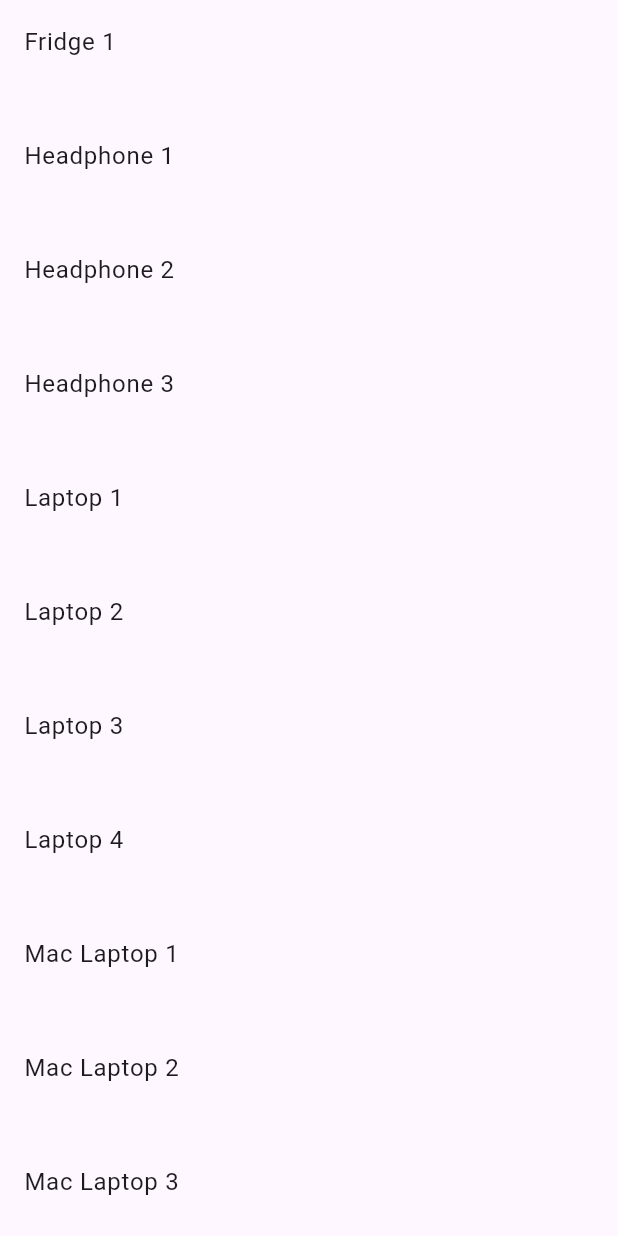
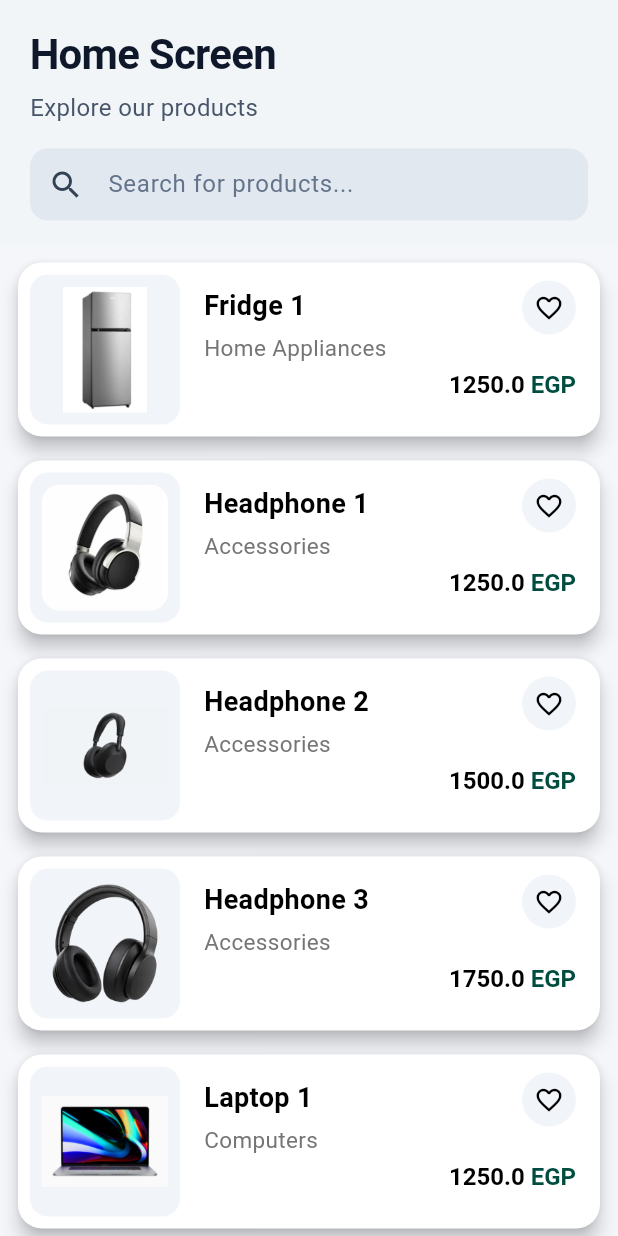
Before and after one commit to Ziad-Yaseen/nti_e-commerce, a Flutter app: the HomeView screen opened directly, on a phone screen of 412 x 824 dp. Run offline on Flutter 3.47's test engine with Material 3 defaults, Android fonts, the phone set to English and light mode, and no system bars.

Commit message:
finish ui

```diff
--- a/lib/app.dart
+++ b/lib/app.dart
@@ -6,6 +6,9 @@ class ECommerceApp extends StatelessWidget {
 
   @override
   Widget build(BuildContext context) {
-    return const MaterialApp(home: WelcomeView());
+    return const MaterialApp(
+      debugShowCheckedModeBanner: false,
+      home: WelcomeView(),
+    );
   }
 }
--- a/lib/features/home/screens/home_view.dart
+++ b/lib/features/home/screens/home_view.dart
@@ -1,5 +1,7 @@
 import 'package:flutter/material.dart';
 import 'package:nti_e_commerce/data/products.dart';
+import 'package:nti_e_commerce/features/home/widgets/home_custom_app_bar.dart';
+import 'package:nti_e_commerce/features/home/widgets/item_widget_view.dart';
 
 class HomeView extends StatelessWidget {
   const HomeView({super.key});
@@ -7,11 +9,24 @@ class HomeView extends StatelessWidget {
   @override
   Widget build(BuildContext context) {
     return Scaffold(
-      body: ListView.separated(
-        itemCount: items.length,
-        separatorBuilder: (context, index) => SizedBox(height: 20),
-        itemBuilder: (context, index) =>
-            ListTile(title: Text(items[index].name)),
+      backgroundColor: Color(0xFFF4F6FA),
+      appBar: CustomHeaderAppBar(),
+      body: Column(
+        children: [
+          Expanded(
+            child: ListView.separated(
+              padding: EdgeInsets.all(8),
+              itemCount: items.length,
+              separatorBuilder: (context, index) => SizedBox(height: 8),
+              itemBuilder: (context, index) => ItemWidgetView(
+                title: items[index].name,
+                image: items[index].imageUrl,
+                category: items[index].category,
+                price: items[index].price.toString(),
+              ),
+            ),
+          ),
+        ],
       ),
     );
   }
--- /dev/null
+++ b/lib/features/home/widgets/home_custom_app_bar.dart
@@ -0,0 +1,60 @@
+import 'package:flutter/material.dart';
+
+class CustomHeaderAppBar extends StatelessWidget
+    implements PreferredSizeWidget {
+  const CustomHeaderAppBar({super.key});
+
+  @override
+  Widget build(BuildContext context) {
+    return Container(
+      color: const Color(0xFFF2F5F8),
+      padding: EdgeInsets.only(
+        top: MediaQuery.of(context).padding.top + 16.0,
+        left: 20.0,
+        right: 20.0,
+        bottom: 16.0,
+      ),
+      child: Column(
+        mainAxisSize: MainAxisSize.min,
+        crossAxisAlignment: CrossAxisAlignment.start,
+        children: [
+          const Text(
+            'Home Screen',
+            style: TextStyle(
+              fontSize: 28,
+              fontWeight: FontWeight.bold,
+              color: Color(0xFF0F172A),
+              letterSpacing: -0.5,
+            ),
+          ),
+          const SizedBox(height: 4),
+          const Text(
+            'Explore our products',
+            style: TextStyle(fontSize: 16, color: Color(0xFF475569)),
+          ),
+          const SizedBox(height: 16),
+          TextField(
+            decoration: InputDecoration(
+              hintText: 'Search for products...',
+              hintStyle: const TextStyle(
+                color: Color(0xFF64748B),
+                fontSize: 16,
+              ),
+              prefixIcon: const Icon(Icons.search, color: Color(0xFF334155)),
+              filled: true,
+              fillColor: const Color(0xFFE2E8F0),
+              contentPadding: const EdgeInsets.symmetric(vertical: 0),
+              border: OutlineInputBorder(
+                borderRadius: BorderRadius.circular(12),
+                borderSide: BorderSide.none,
+              ),
+            ),
+          ),
+        ],
+      ),
+    );
+  }
+
+  @override
+  Size get preferredSize => const Size.fromHeight(180);
+}
--- a/lib/features/home/widgets/item_widget_view.dart
+++ b/lib/features/home/widgets/item_widget_view.dart
@@ -1,10 +1,123 @@
 import 'package:flutter/material.dart';
 
 class ItemWidgetView extends StatelessWidget {
-  const ItemWidgetView({super.key});
+  const ItemWidgetView({
+    super.key,
+    required this.title,
+    required this.image,
+    required this.category,
+    required this.price,
+  });
+
+  final String title;
+  final String image;
+  final String category;
+  final String price;
 
   @override
   Widget build(BuildContext context) {
-    return Container();
+    return Card(
+      color: Colors.white,
+      elevation: 5,
+      shape: RoundedRectangleBorder(borderRadius: BorderRadius.circular(16)),
+      child: Padding(
+        padding: const EdgeInsets.all(8.0),
+        child: Row(
+          crossAxisAlignment: CrossAxisAlignment.start,
+          children: [
+            Container(
+              width: 100,
+              height: 100,
+              decoration: BoxDecoration(
+                color: const Color(0xFFF1F5F9),
+                borderRadius: BorderRadius.circular(12),
+              ),
+              child: Padding(
+                padding: const EdgeInsets.all(8.0),
+                child: ClipRRect(
+                  borderRadius: BorderRadiusGeometry.circular(12),
+                  child: Image.asset(image, fit: BoxFit.contain),
+                ),
+              ),
+            ),
+            const SizedBox(width: 16),
+
+            Expanded(
+              child: Padding(
+                padding: const EdgeInsets.symmetric(vertical: 8.0),
+                child: Column(
+                  crossAxisAlignment: CrossAxisAlignment.start,
+                  children: [
+                    Text(
+                      title,
+                      style: const TextStyle(
+                        fontSize: 18,
+                        fontWeight: FontWeight.bold,
+                        color: Colors.black,
+                      ),
+                    ),
+                    const SizedBox(height: 4),
+                    Text(
+                      category,
+                      style: TextStyle(fontSize: 15, color: Colors.grey[600]),
+                    ),
+                  ],
+                ),
+              ),
+            ),
+
+            Padding(
+              padding: const EdgeInsets.only(right: 8.0, top: 4.0, bottom: 4.0),
+              child: Column(
+                crossAxisAlignment: CrossAxisAlignment.end,
+                mainAxisAlignment: MainAxisAlignment.spaceBetween,
+                children: [
+                  Container(
+                    width: 36,
+                    height: 36,
+                    decoration: const BoxDecoration(
+                      color: Color(0xFFF1F5F9),
+                      shape: BoxShape.circle,
+                    ),
+                    child: IconButton(
+                      padding: EdgeInsets.zero,
+                      icon: const Icon(
+                        Icons.favorite_border,
+                        size: 20,
+                        color: Colors.black,
+                      ),
+                      onPressed: () {},
+                    ),
+                  ),
+                  const SizedBox(height: 24),
+                  RichText(
+                    text: TextSpan(
+                      children: [
+                        TextSpan(
+                          text: '$price ',
+                          style: const TextStyle(
+                            fontSize: 16,
+                            fontWeight: FontWeight.bold,
+                            color: Colors.black,
+                          ),
+                        ),
+                        const TextSpan(
+                          text: 'EGP',
+                          style: TextStyle(
+                            fontSize: 16,
+                            fontWeight: FontWeight.bold,
+                            color: Color(0xFF004D40),
+                          ),
+                        ),
+                      ],
+                    ),
+                  ),
+                ],
+              ),
+            ),
+          ],
+        ),
+      ),
+    );
   }
 }
```
Also changed, not shown: pubspec.yaml (+3 -4 lines).
